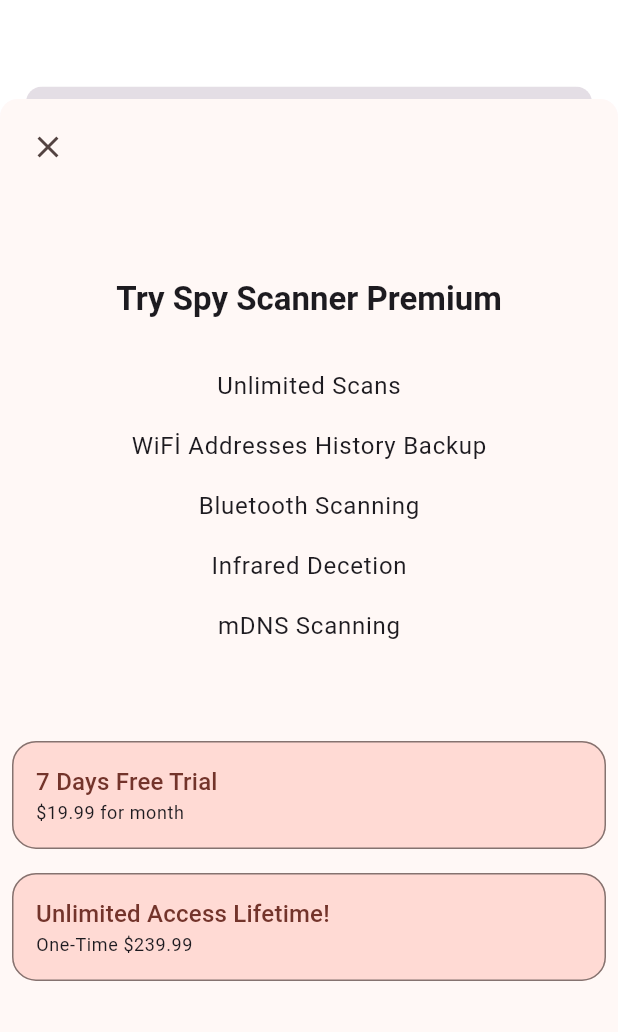
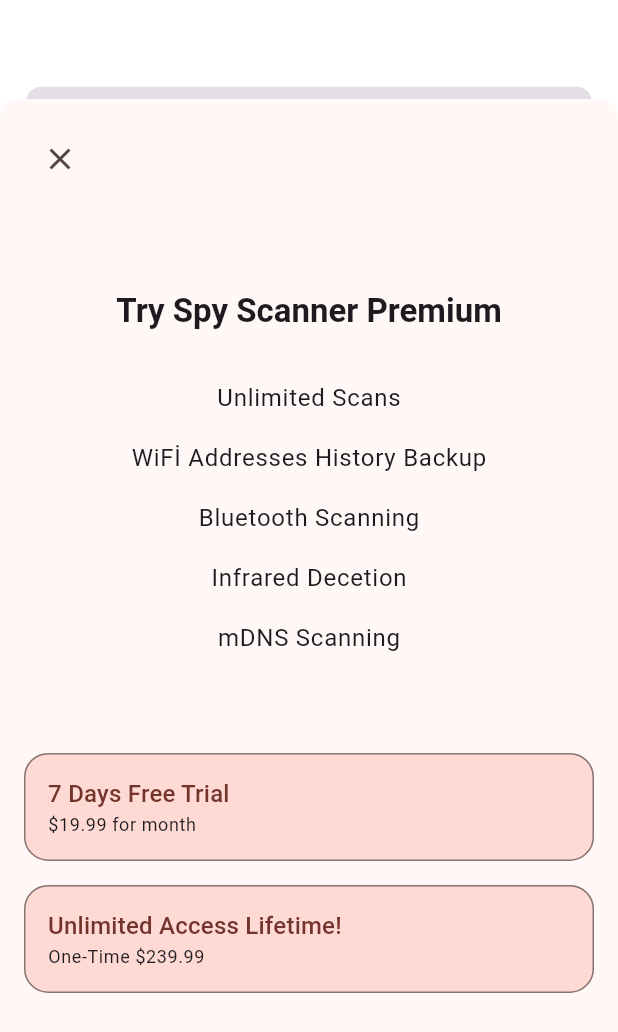
Before and after one commit to Thixq/spy_scanner_neon_apps, a Flutter app: the HomeView screen opened by its route, after a tap on the "workspace premium" icon, on a phone screen of 412 x 824 dp. Shown: the top 1032 px of the screen. Run offline on Flutter 3.47's test engine with Material 3 defaults, Android fonts, the phone set to English and light mode, and no system bars; our stand-ins replace auto_route, easy_localization, get_it, lottie, smooth_page_indicator; missing offline and left inert: flutter_reactive_ble, network_tools, nsd, pay.

Commit message:
paywall bottom sheet padding fix

```diff
--- a/lib/feature/bottom_sheet_dialog/paywall_bottom_sheet/paywall_bottom_sheet.dart
+++ b/lib/feature/bottom_sheet_dialog/paywall_bottom_sheet/paywall_bottom_sheet.dart
@@ -45,7 +45,7 @@ class PaywallBottomSheet extends StatelessWidget {
       child: ColoredBox(
         color: context.colorScheme.surface,
         child: Padding(
-          padding: const EdgeInsets.all(8),
+          padding: const EdgeInsets.all(AppSizes.medium),
           child: Column(
             spacing: AppSizes.extraLarge * 2,
             children: [
--- a/pubspec.yaml
+++ b/pubspec.yaml
@@ -17,6 +17,9 @@ dependencies:
   smooth_page_indicator: ^1.2.1
   lottie: ^3.3.2
 
+  # State Management
+  bloc: ^9.0.1
+  flutter_bloc: ^9.1.1
 
   #Routing
   auto_route: ^10.1.2
```
Also changed, not shown: pubspec.lock.
